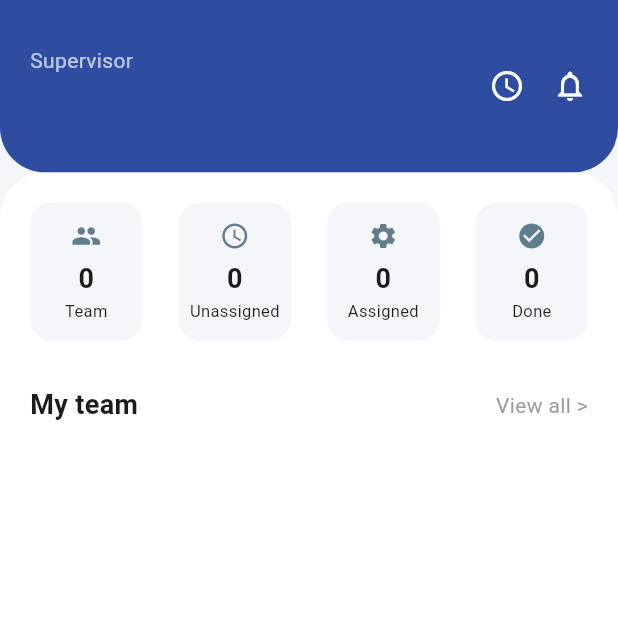
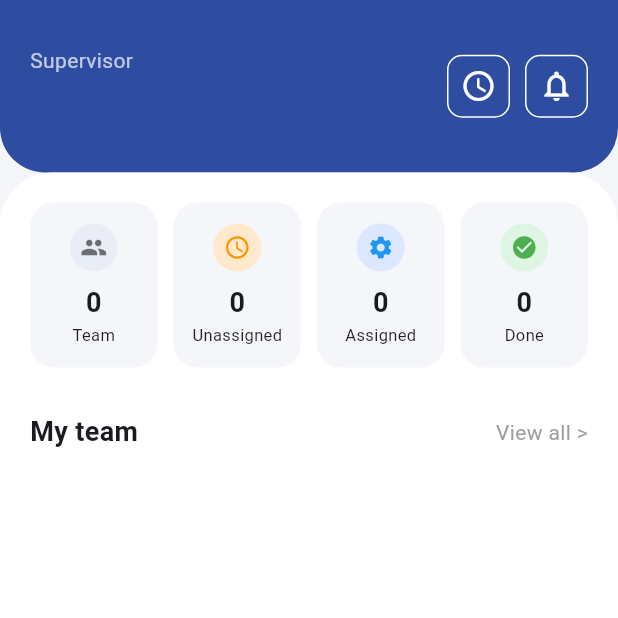
Before and after one commit to NILE-ASSIST/NUN-Maintenance-System, a Flutter app: the SupervisorDashboard screen opened directly, on a phone screen of 412 x 824 dp, the top half of it. Run offline on Flutter 3.47's test engine with Material 3 defaults, Android fonts, the light colour scheme and no system bars; our stand-ins replace cloud_firestore, file_picker, firebase_auth, firebase_core, firebase_messaging, firebase_storage and 1 more; accounts and stored records are empty.

Commit message:
Supervisor dashboard UI update and service integration

```diff
--- a/lib/screens/supervisor_dashboard.dart
+++ b/lib/screens/supervisor_dashboard.dart
@@ -17,7 +17,6 @@ class SupervisorDashboard extends StatelessWidget {
       body: SafeArea(
         child: Column(
           children: [
-            /// FETCH SUPERVISOR NAME FROM FIRESTORE
             FutureBuilder<DocumentSnapshot>(
               future: FirebaseFirestore.instance
                   .collection('maintenance_supervisors')
@@ -39,7 +38,7 @@ class SupervisorDashboard extends StatelessWidget {
                 padding: const EdgeInsets.all(20),
                 decoration: const BoxDecoration(
                   color: Colors.white,
-                  borderRadius: BorderRadius.vertical(top: Radius.circular(30)),
+                  borderRadius: BorderRadius.vertical(top: Radius.circular(35)),
                 ),
                 child: ListView(
                   children: [
@@ -72,7 +71,9 @@ class SupervisorDashboard extends StatelessWidget {
             crossAxisAlignment: CrossAxisAlignment.start,
             children: [
               const Text("Supervisor", style: TextStyle(color: Colors.white70)),
+
               const SizedBox(height: 4),
+
               Text(
                 name,
                 style: const TextStyle(
@@ -83,11 +84,12 @@ class SupervisorDashboard extends StatelessWidget {
               ),
             ],
           ),
+
           Row(
-            children: const [
-              Icon(Icons.access_time, color: Colors.white),
-              SizedBox(width: 18),
-              Icon(Icons.notifications_none, color: Colors.white),
+            children: [
+              _headerIcon(Icons.access_time),
+              const SizedBox(width: 10),
+              _headerIcon(Icons.notifications_none),
             ],
           ),
         ],
@@ -95,11 +97,22 @@ class SupervisorDashboard extends StatelessWidget {
     );
   }
 
+  Widget _headerIcon(IconData icon) {
+    return Container(
+      padding: const EdgeInsets.all(8),
+      decoration: BoxDecoration(
+        borderRadius: BorderRadius.circular(10),
+        border: Border.all(color: Colors.white),
+      ),
+      child: Icon(icon, color: Colors.white),
+    );
+  }
+
   Widget _statsRow() {
     return Row(
       mainAxisAlignment: MainAxisAlignment.spaceBetween,
       children: [
-        /// TEAM COUNT
+        /// TEAM
         StreamBuilder(
           stream: supervisorService.getTeamMembers(),
           builder: (context, snapshot) {
@@ -108,6 +121,8 @@ class SupervisorDashboard extends StatelessWidget {
                 number: "...",
                 label: "Team",
                 icon: Icons.group,
+                iconColor: Colors.black54,
+                iconBg: Color(0xffE9EDF6),
               );
             }
 
@@ -117,6 +132,8 @@ class SupervisorDashboard extends StatelessWidget {
               number: count.toString(),
               label: "Team",
               icon: Icons.group,
+              iconColor: Colors.black54,
+              iconBg: const Color(0xffE9EDF6),
             );
           },
         ),
@@ -125,18 +142,12 @@ class SupervisorDashboard extends StatelessWidget {
         FutureBuilder(
           future: supervisorService.getUnassignedCount(),
           builder: (context, snapshot) {
-            if (!snapshot.hasData) {
-              return const StatCard(
-                number: "...",
-                label: "Unassigned",
-                icon: Icons.access_time,
-              );
-            }
-
             return StatCard(
-              number: snapshot.data.toString(),
+              number: snapshot.data?.toString() ?? "...",
               label: "Unassigned",
               icon: Icons.access_time,
+              iconColor: Colors.orange,
+              iconBg: const Color(0xffFFE9CC),
             );
           },
         ),
@@ -145,18 +156,12 @@ class SupervisorDashboard extends StatelessWidget {
         FutureBuilder(
           future: supervisorService.getAssignedCount(),
           builder: (context, snapshot) {
-            if (!snapshot.hasData) {
-              return const StatCard(
-                number: "...",
-                label: "Assigned",
-                icon: Icons.settings,
-              );
-            }
-
             return StatCard(
-              number: snapshot.data.toString(),
+              number: snapshot.data?.toString() ?? "...",
               label: "Assigned",
               icon: Icons.settings,
+              iconColor: Colors.blue,
+              iconBg: const Color(0xffDCE8FF),
             );
           },
         ),
@@ -165,18 +170,12 @@ class SupervisorDashboard extends StatelessWidget {
         FutureBuilder(
           future: supervisorService.getDoneCount(),
           builder: (context, snapshot) {
-            if (!snapshot.hasData) {
-              return const StatCard(
-                number: "...",
-                label: "Done",
-                icon: Icons.check_circle,
-              );
-            }
-
             return StatCard(
-              number: snapshot.data.toString(),
+              number: snapshot.data?.toString() ?? "...",
               label: "Done",
               icon: Icons.check_circle,
+              iconColor: Colors.green,
+              iconBg: const Color(0xffDFF5E3),
             );
           },
         ),
@@ -236,31 +235,42 @@ class StatCard extends StatelessWidget {
   final String number;
   final String label;
   final IconData icon;
+  final Color iconColor;
+  final Color iconBg;
 
   const StatCard({
     super.key,
     required this.number,
     required this.label,
     required this.icon,
+    required this.iconColor,
+    required this.iconBg,
   });
 
   @override
   Widget build(BuildContext context) {
     return Container(
-      width: 75,
-      padding: const EdgeInsets.symmetric(vertical: 12),
+      width: 85,
+      padding: const EdgeInsets.symmetric(vertical: 14),
       decoration: BoxDecoration(
         color: const Color(0xffF4F6FA),
-        borderRadius: BorderRadius.circular(14),
+        borderRadius: BorderRadius.circular(16),
       ),
       child: Column(
         children: [
-          Icon(icon, size: 20, color: Colors.blueGrey),
-          const SizedBox(height: 6),
+          CircleAvatar(
+            radius: 16,
+            backgroundColor: iconBg,
+            child: Icon(icon, size: 18, color: iconColor),
+          ),
+
+          const SizedBox(height: 8),
+
           Text(
             number,
             style: const TextStyle(fontSize: 18, fontWeight: FontWeight.bold),
           ),
+
           Text(
             label,
             style: const TextStyle(fontSize: 11, color: Colors.black87),
@@ -290,7 +300,7 @@ class TeamCard extends StatelessWidget {
         : name[0].toUpperCase();
 
     return Container(
-      padding: const EdgeInsets.all(14),
+      padding: const EdgeInsets.all(18),
       decoration: BoxDecoration(
         color: const Color(0xffF4F6FA),
         borderRadius: BorderRadius.circular(18),
@@ -300,7 +310,7 @@ class TeamCard extends StatelessWidget {
         mainAxisAlignment: MainAxisAlignment.spaceBetween,
         children: [
           CircleAvatar(
-            radius: 18,
+            radius: 22,
             backgroundColor: const Color(0xffE6EBF5),
             child: Text(
               initials,
@@ -341,7 +351,9 @@ class TeamCard extends StatelessWidget {
                 },
               ),
 
-              const SizedBox(width: 8),
+              const SizedBox(width: 6),
+              const Text("•"),
+              const SizedBox(width: 6),
 
               FutureBuilder<int>(
                 future: SupervisorService().getTechnicianDoneCount(
```
Also changed, not shown: lib/main.dart (+20 -8 lines), pubspec.lock, 1 other file.
